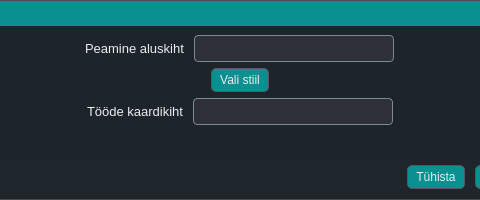
This is mailabl-qgis/config/confWidgets/LayerSetup.ui in TuloliKalver/mailabl-qgis as Qt 5 draws it before an edit; both pictures show x 110 to 590 and y 0 to 200 of the 700 by 200 pixel window. The edited form follows.
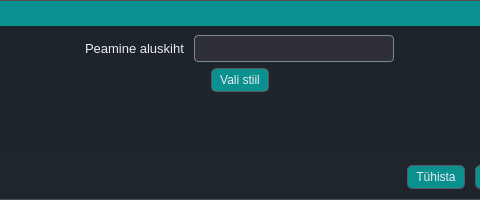
This is the edited form. Icons and pictures are not drawn.

```diff
--- a/mailabl-qgis/config/confWidgets/LayerSetup.ui
+++ b/mailabl-qgis/config/confWidgets/LayerSetup.ui
@@ -610,69 +610,6 @@
             <property name="bottomMargin">
              <number>0</number>
             </property>
-            <item alignment="Qt::AlignLeft">
-             <widget class="QLabel" name="lblWorksLayer">
-              <property name="font">
-               <font>
-                <family>Tahoma</family>
-                <pointsize>10</pointsize>
-               </font>
-              </property>
-              <property name="text">
-               <string>Tööde kaardikiht</string>
-              </property>
-             </widget>
-            </item>
-            <item>
-             <widget class="QComboBox" name="cbWorksLayer">
-              <property name="minimumSize">
-               <size>
-                <width>200</width>
-                <height>0</height>
-               </size>
-              </property>
-              <property name="baseSize">
-               <size>
-                <width>0</width>
-                <height>0</height>
-               </size>
-              </property>
-              <property name="font">
-               <font>
-                <pointsize>10</pointsize>
-               </font>
-              </property>
-              <property name="sizeAdjustPolicy">
-               <enum>QComboBox::AdjustToContents</enum>
-              </property>
-              <property name="iconSize">
-               <size>
-                <width>6</width>
-                <height>6</height>
-               </size>
-              </property>
-              <item>
-               <property name="text">
-                <string/>
-               </property>
-              </item>
-              <item>
-               <property name="text">
-                <string/>
-               </property>
-              </item>
-              <item>
-               <property name="text">
-                <string/>
-               </property>
-              </item>
-              <item>
-               <property name="text">
-                <string/>
-               </property>
-              </item>
-             </widget>
-            </item>
            </layout>
           </widget>
          </item>
```
